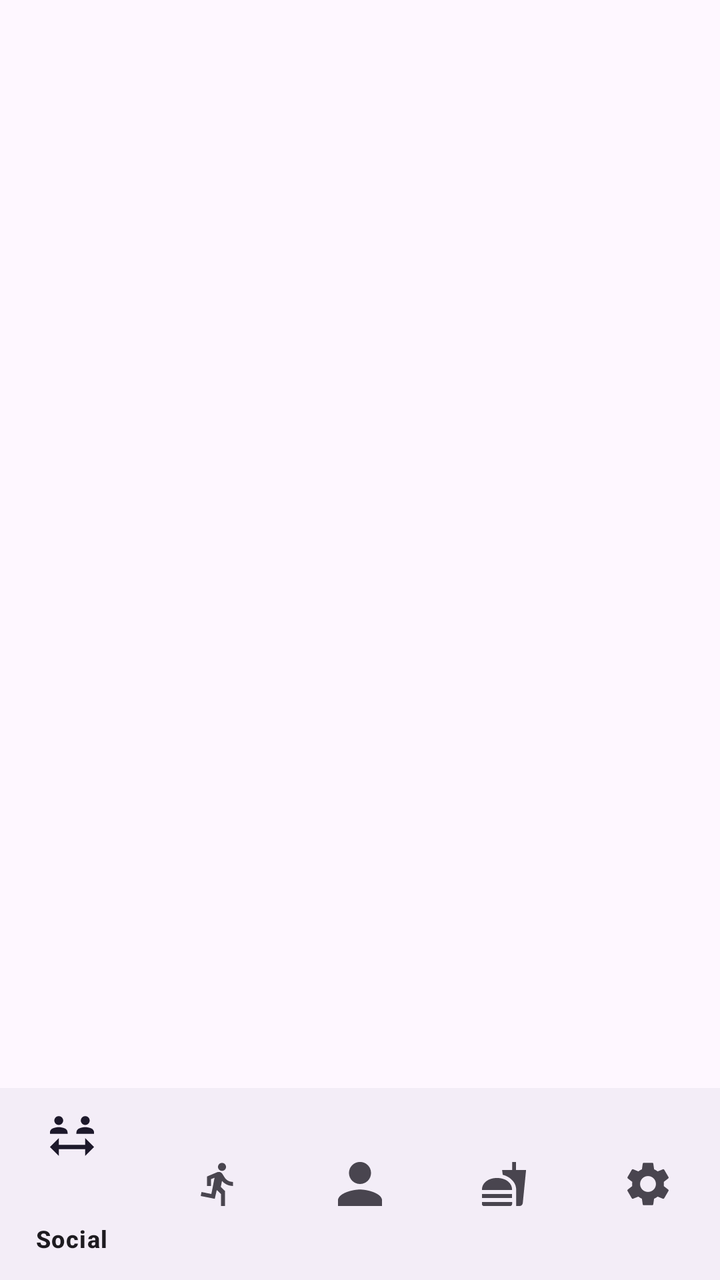
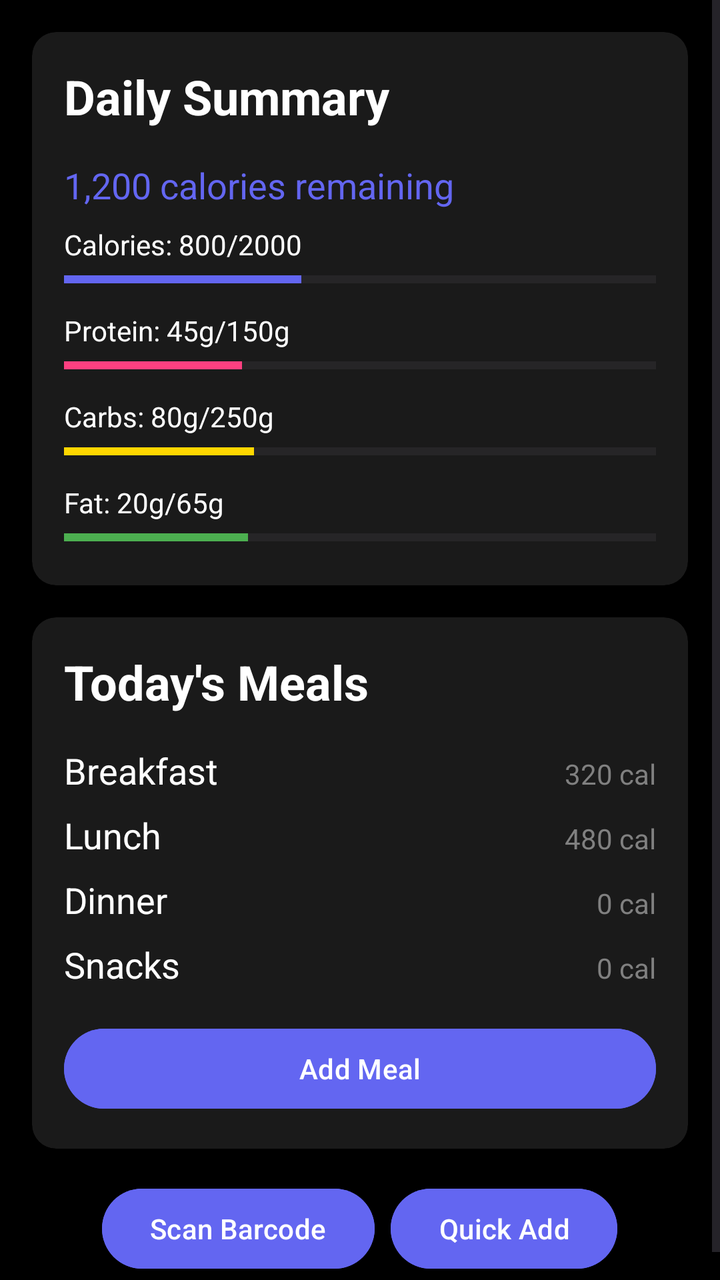

An Android layout rendered at two revisions. The XML below is the earlier revision; the diff shows what the commit changed to produce the second picture.
<!-- AndroidManifest.xml: application theme Theme.AndroidExample -->
<!-- res/layout/activity_nutrition.xml -->
<?xml version="1.0" encoding="utf-8"?>
<androidx.constraintlayout.widget.ConstraintLayout
    xmlns:android="http://schemas.android.com/apk/res/android"
    xmlns:app="http://schemas.android.com/apk/res-auto"
    android:layout_width="match_parent"
    android:layout_height="match_parent">

    <LinearLayout
        android:id="@+id/upper_section"
        android:layout_width="0dp"
        android:layout_height="0dp"
        android:orientation="vertical"
        android:padding="16dp"
        app:layout_constraintBottom_toTopOf="@+id/guideline"
        app:layout_constraintEnd_toEndOf="parent"
        app:layout_constraintStart_toStartOf="parent"
        app:layout_constraintTop_toTopOf="parent">

    </LinearLayout>


    <androidx.constraintlayout.widget.Guideline
        android:id="@+id/guideline"
        android:layout_width="wrap_content"
        android:layout_height="wrap_content"
        android:orientation="horizontal"
        app:layout_constraintGuide_percent="0.85" />


    <com.google.android.material.bottomnavigation.BottomNavigationView
        android:id="@+id/bottom_navigation"
        android:layout_width="0dp"
        android:layout_height="0dp"
        app:layout_constraintBottom_toBottomOf="parent"
        app:layout_constraintEnd_toEndOf="parent"
        app:layout_constraintHorizontal_bias="0.0"
        app:layout_constraintStart_toStartOf="parent"
        app:layout_constraintTop_toBottomOf="@+id/guideline"
        app:layout_constraintVertical_bias="0.0"
        app:menu="@menu/bottom_nav_menu" />

</androidx.constraintlayout.widget.ConstraintLayout>
<!-- resources referenced by this layout -->
<resources>
  <style name="Theme.AndroidExample" parent="Base.Theme.AndroidExample" />
  <style name="Base.Theme.AndroidExample" parent="Theme.Material3.DayNight.NoActionBar">
          
          
      </style>
</resources>

<!-- the commit's change to res/layout/activity_nutrition.xml (unified diff, before → after) -->
@@ -1,42 +1,262 @@
 <?xml version="1.0" encoding="utf-8"?>
-<androidx.constraintlayout.widget.ConstraintLayout
+<ScrollView
     xmlns:android="http://schemas.android.com/apk/res/android"
     xmlns:app="http://schemas.android.com/apk/res-auto"
     android:layout_width="match_parent"
-    android:layout_height="match_parent">
+    android:layout_height="match_parent"
+    android:background="#000000">
 
     <LinearLayout
-        android:id="@+id/upper_section"
-        android:layout_width="0dp"
-        android:layout_height="0dp"
+        android:layout_width="match_parent"
+        android:layout_height="wrap_content"
         android:orientation="vertical"
-        android:padding="16dp"
-        app:layout_constraintBottom_toTopOf="@+id/guideline"
-        app:layout_constraintEnd_toEndOf="parent"
-        app:layout_constraintStart_toStartOf="parent"
-        app:layout_constraintTop_toTopOf="parent">
-
+        android:padding="16dp">
+
+        
+        <androidx.cardview.widget.CardView
+            android:layout_width="match_parent"
+            android:layout_height="wrap_content"
+            android:layout_marginBottom="16dp"
+            app:cardCornerRadius="12dp"
+            app:cardBackgroundColor="#1A1A1A">
+
+            <LinearLayout
+                android:layout_width="match_parent"
+                android:layout_height="wrap_content"
+                android:orientation="vertical"
+                android:padding="16dp">
+
+                <TextView
+                    android:layout_width="wrap_content"
+                    android:layout_height="wrap_content"
+                    android:text="Daily Summary"
+                    android:textColor="#FFFFFF"
+                    android:textSize="24sp"
+                    android:textStyle="bold"
+                    android:layout_marginBottom="16dp"/>
+
+                <TextView
+                    android:id="@+id/calories_remaining"
+                    android:layout_width="wrap_content"
+                    android:layout_height="wrap_content"
+                    android:text="1,200 calories remaining"
+                    android:textColor="#6366f1"
+                    android:textSize="18sp"
+                    android:layout_marginBottom="8dp"/>
+
+                
+                <TextView
+                    android:layout_width="wrap_content"
+                    android:layout_height="wrap_content"
+                    android:text="Calories: 800/2000"
+                    android:textColor="#FFFFFF"/>
+
+                <ProgressBar
+                    android:id="@+id/calories_progress"
+                    style="@style/Widget.AppCompat.ProgressBar.Horizontal"
+                    android:layout_width="match_parent"
+                    android:layout_height="wrap_content"
+                    android:progress="40"
+                    android:progressTint="#6366f1"
+                    android:layout_marginBottom="8dp"/>
+
+                
+                <TextView
+                    android:layout_width="wrap_content"
+                    android:layout_height="wrap_content"
+                    android:text="Protein: 45g/150g"
+                    android:textColor="#FFFFFF"/>
+
+                <ProgressBar
+                    android:id="@+id/protein_progress"
+                    style="@style/Widget.AppCompat.ProgressBar.Horizontal"
+                    android:layout_width="match_parent"
+                    android:layout_height="wrap_content"
+                    android:progress="30"
+                    android:progressTint="#FF4081"
+                    android:layout_marginBottom="8dp"/>
+
+                
+                <TextView
+                    android:layout_width="wrap_content"
+                    android:layout_height="wrap_content"
+                    android:text="Carbs: 80g/250g"
+                    android:textColor="#FFFFFF"/>
+
+                <ProgressBar
+                    android:id="@+id/carbs_progress"
+                    style="@style/Widget.AppCompat.ProgressBar.Horizontal"
+                    android:layout_width="match_parent"
+                    android:layout_height="wrap_content"
+                    android:progress="32"
+                    android:progressTint="#FFD700"
+                    android:layout_marginBottom="8dp"/>
+
+                
+                <TextView
+                    android:layout_width="wrap_content"
+                    android:layout_height="wrap_content"
+                    android:text="Fat: 20g/65g"
+                    android:textColor="#FFFFFF"/>
+
+                <ProgressBar
+                    android:id="@+id/fat_progress"
+                    style="@style/Widget.AppCompat.ProgressBar.Horizontal"
+                    android:layout_width="match_parent"
+                    android:layout_height="wrap_content"
+                    android:progress="31"
+                    android:progressTint="#4CAF50"/>
+            </LinearLayout>
+        </androidx.cardview.widget.CardView>
+
+        
+        <androidx.cardview.widget.CardView
+            android:layout_width="match_parent"
+            android:layout_height="wrap_content"
+            android:layout_marginBottom="16dp"
+            app:cardCornerRadius="12dp"
+            app:cardBackgroundColor="#1A1A1A">
+
+            <LinearLayout
+                android:layout_width="match_parent"
+                android:layout_height="wrap_content"
+                android:orientation="vertical"
+                android:padding="16dp">
+
+                <TextView
+                    android:layout_width="wrap_content"
+                    android:layout_height="wrap_content"
+                    android:text="Today's Meals"
+                    android:textColor="#FFFFFF"
+                    android:textSize="24sp"
+                    android:textStyle="bold"
+                    android:layout_marginBottom="16dp"/>
+
+                
+                <LinearLayout
+                    android:layout_width="match_parent"
+                    android:layout_height="wrap_content"
+                    android:orientation="horizontal"
+                    android:layout_marginBottom="8dp">
+
+                    <TextView
+                        android:layout_width="0dp"
+                        android:layout_height="wrap_content"
+                        android:layout_weight="1"
+                        android:text="Breakfast"
+                        android:textColor="#FFFFFF"
+                        android:textSize="18sp"/>
+
+                    <TextView
+                        android:id="@+id/breakfast_calories"
+                        android:layout_width="wrap_content"
+                        android:layout_height="wrap_content"
+                        android:text="320 cal"
+                        android:textColor="#808080"/>
+                </LinearLayout>
+
+                
+                <LinearLayout
+                    android:layout_width="match_parent"
+                    android:layout_height="wrap_content"
+                    android:orientation="horizontal"
+                    android:layout_marginBottom="8dp">
+
+                    <TextView
+                        android:layout_width="0dp"
+                        android:layout_height="wrap_content"
+                        android:layout_weight="1"
+                        android:text="Lunch"
+                        android:textColor="#FFFFFF"
+                        android:textSize="18sp"/>
+
+                    <TextView
+                        android:id="@+id/lunch_calories"
+                        android:layout_width="wrap_content"
+                        android:layout_height="wrap_content"
+                        android:text="480 cal"
+                        android:textColor="#808080"/>
+                </LinearLayout>
+
+                
+                <LinearLayout
+                    android:layout_width="match_parent"
+                    android:layout_height="wrap_content"
+                    android:orientation="horizontal"
+                    android:layout_marginBottom="8dp">
+
+                    <TextView
+                        android:layout_width="0dp"
+                        android:layout_height="wrap_content"
+                        android:layout_weight="1"
+                        android:text="Dinner"
+                        android:textColor="#FFFFFF"
+                        android:textSize="18sp"/>
+
+                    <TextView
+                        android:id="@+id/dinner_calories"
+                        android:layout_width="wrap_content"
+                        android:layout_height="wrap_content"
+                        android:text="0 cal"
+                        android:textColor="#808080"/>
+                </LinearLayout>
+
+                
+                <LinearLayout
+                    android:layout_width="match_parent"
+                    android:layout_height="wrap_content"
+                    android:orientation="horizontal"
+                    android:layout_marginBottom="16dp">
+
+                    <TextView
+                        android:layout_width="0dp"
+                        android:layout_height="wrap_content"
+                        android:layout_weight="1"
+                        android:text="Snacks"
+                        android:textColor="#FFFFFF"
+                        android:textSize="18sp"/>
+
+                    <TextView
+                        android:id="@+id/snacks_calories"
+                        android:layout_width="wrap_content"
+                        android:layout_height="wrap_content"
+                        android:text="0 cal"
+                        android:textColor="#808080"/>
+                </LinearLayout>
+
+                <Button
+                    android:id="@+id/add_meal_button"
+                    android:layout_width="match_parent"
+                    android:layout_height="wrap_content"
+                    android:text="Add Meal"
+                    android:textColor="#FFFFFF"
+                    android:backgroundTint="#6366f1"/>
+            </LinearLayout>
+        </androidx.cardview.widget.CardView>
+
+        
+        <LinearLayout
+            android:layout_width="match_parent"
+            android:layout_height="wrap_content"
+            android:orientation="horizontal"
+            android:gravity="center">
+
+            <Button
+                android:id="@+id/scan_barcode_button"
+                android:layout_width="wrap_content"
+                android:layout_height="wrap_content"
+                android:text="Scan Barcode"
+                android:textColor="#FFFFFF"
+                android:backgroundTint="#6366f1"
+                android:layout_marginEnd="8dp"/>
+
+            <Button
+                android:id="@+id/quick_add_button"
+                android:layout_width="wrap_content"
+                android:layout_height="wrap_content"
+                android:text="Quick Add"
+                android:textColor="#FFFFFF"
+                android:backgroundTint="#6366f1"/>
+        </LinearLayout>
     </LinearLayout>
-
-
-    <androidx.constraintlayout.widget.Guideline
-        android:id="@+id/guideline"
-        android:layout_width="wrap_content"
-        android:layout_height="wrap_content"
-        android:orientation="horizontal"
-        app:layout_constraintGuide_percent="0.85" />
-
-
-    <com.google.android.material.bottomnavigation.BottomNavigationView
-        android:id="@+id/bottom_navigation"
-        android:layout_width="0dp"
-        android:layout_height="0dp"
-        app:layout_constraintBottom_toBottomOf="parent"
-        app:layout_constraintEnd_toEndOf="parent"
-        app:layout_constraintHorizontal_bias="0.0"
-        app:layout_constraintStart_toStartOf="parent"
-        app:layout_constraintTop_toBottomOf="@+id/guideline"
-        app:layout_constraintVertical_bias="0.0"
-        app:menu="@menu/bottom_nav_menu" />
-
-</androidx.constraintlayout.widget.ConstraintLayout>
+</ScrollView>
